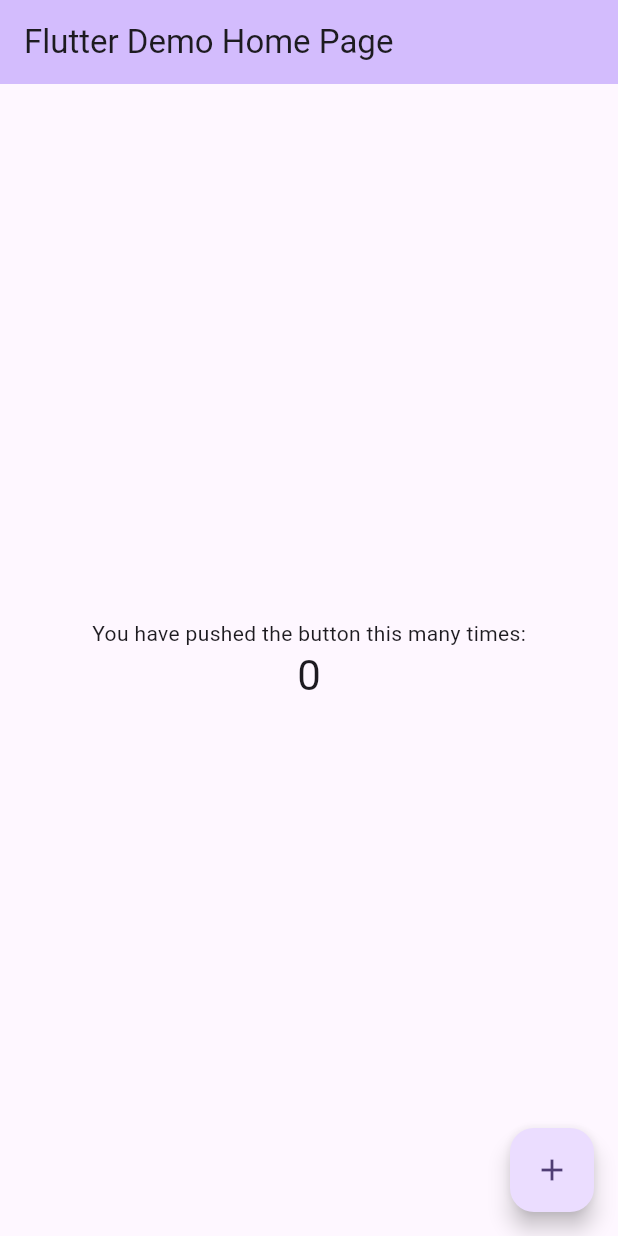
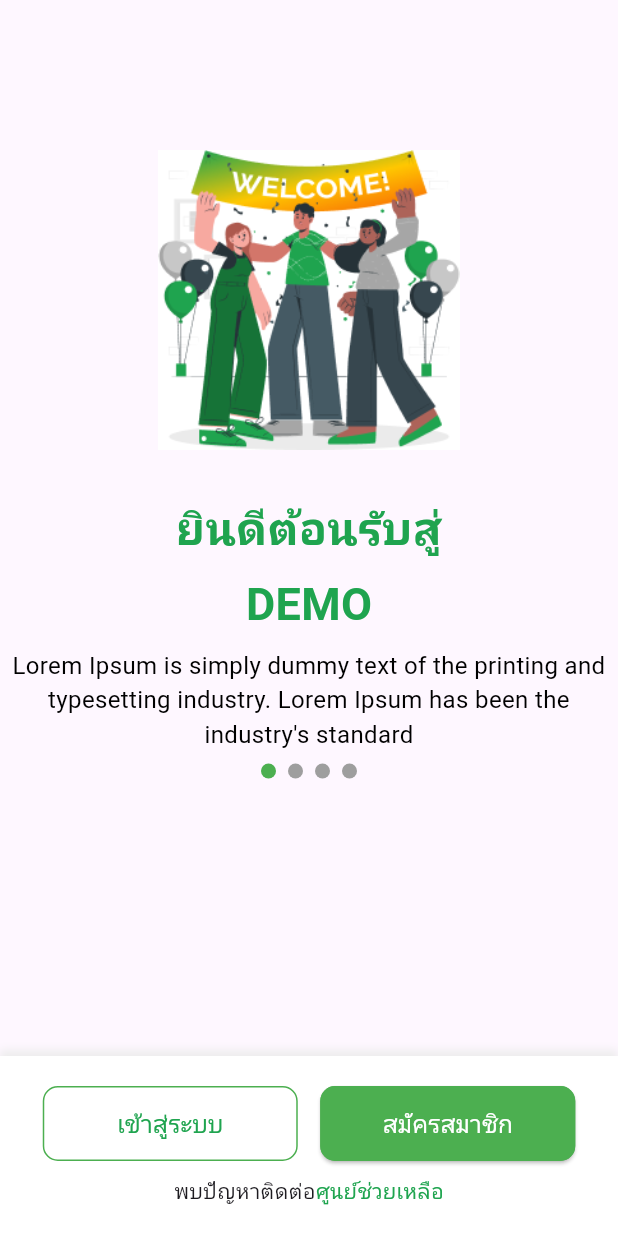
Before and after one commit to Hippo-Po/demo_app, a Flutter app: the screen it shows after launch, on a phone screen of 412 x 824 dp. Run offline on Flutter 3.47's test engine with Material 2 defaults, Android fonts, the light colour scheme and no system bars; drawn by our look-alikes of smooth_page_indicator; our stand-ins replace google_fonts; Roboto replaces fonts that are missing (Kanit).

Commit message:
First Commit

```diff
--- /dev/null
+++ b/lib/home_page.dart
@@ -0,0 +1,144 @@
+import 'package:demo_app/log_in_screen/login_page.dart';
+import 'package:demo_app/styles/styles.dart';
+import 'package:flutter/material.dart';
+import 'package:smooth_page_indicator/smooth_page_indicator.dart';
+
+class MyHomePage extends StatelessWidget {
+  const MyHomePage({super.key});
+
+  @override
+  Widget build(BuildContext context) {
+    final controller = PageController(viewportFraction: 0.8, keepPage: true);
+
+    return Scaffold(
+      body: SafeArea(
+        child: Column(
+          children: [
+            Align(
+              alignment: Alignment.center,
+              child: Padding(
+                padding: const EdgeInsets.only(top: 100),
+                child: Image.asset(
+                  'assets/images/img.png',
+                  width: 400,
+                  height: 200,
+                ),
+              ),
+            ),
+            Padding(
+              padding: const EdgeInsets.only(top: 30),
+              child: Text(
+                "ยินดีต้อนรับสู่",
+                style: primaryTextStyle,
+              ),
+            ),
+            Padding(
+              padding: const EdgeInsets.only(top: 8.0),
+              child: Text(
+                "DEMO",
+                style: primaryTextStyle,
+              ),
+            ),
+            Padding(
+              padding: const EdgeInsets.all(8.0),
+              child: Text(
+                "Lorem Ipsum is simply dummy text of the printing and typesetting industry. Lorem Ipsum has been the industry's standard",
+                style: secondaryTextStyle,
+                textAlign: TextAlign.center,
+              ),
+            ),
+            SmoothPageIndicator(
+                controller: controller, // PageController
+                count: 4,
+                effect: const WormEffect(
+                  dotColor: Colors.grey,
+                  dotHeight: 10,
+                  dotWidth: 10,
+                  activeDotColor: Colors.green,
+                ), // your preferred effect
+                onDotClicked: (index) {}),
+            const Spacer(
+              flex: 1,
+            ),
+            Container(
+              alignment: Alignment.topCenter,
+              width: double.maxFinite,
+              height: 120,
+              decoration: const BoxDecoration(
+                color: Colors.white,
+                boxShadow: [
+                  BoxShadow(
+                    color: Color(0xFFEDEDED),
+                    blurRadius: 4,
+                    offset: Offset(0, -4),
+                    spreadRadius: 0,
+                  ),
+                ],
+              ),
+              child: Padding(
+                padding: const EdgeInsets.only(top: 20),
+                child: Column(
+                  children: [
+                    Row(
+                      mainAxisAlignment: MainAxisAlignment.center,
+                      children: [
+                        SizedBox(
+                          width: 170.0,
+                          height: 50,
+                          child: TextButton(
+                            onPressed: () {},
+                            style: flatButtonStyle,
+                            child: Text(
+                              'เข้าสู่ระบบ',
+                              style: flatButtonTextStyle,
+                            ),
+                          ),
+                        ),
+                        const SizedBox(
+                          width: 15,
+                        ),
+                        SizedBox(
+                          width: 170.0,
+                          height: 50,
+                          child: ElevatedButton(
+                            onPressed: () => Navigator.push(
+                              context,
+                              MaterialPageRoute(
+                                builder: (context) => const LoginPage(),
+                              ),
+                            ),
+                            style: elevatedButtonStyle,
+                            child: Text(
+                              'สมัครสมาชิก',
+                              style: elevatedButtonTextStyle,
+                            ),
+                          ),
+                        ),
+                      ],
+                    ),
+                    Padding(
+                      padding: const EdgeInsets.only(top: 10),
+                      child: Text.rich(
+                        TextSpan(
+                          children: [
+                            const TextSpan(
+                              text: 'พบปัญหาติดต่อ',
+                            ),
+                            TextSpan(
+                              text: 'ศูนย์ช่วยเหลือ',
+                              style: spanTextStyle,
+                            ),
+                          ],
+                        ),
+                      ),
+                    )
+                  ],
+                ),
+              ),
+            ),
+          ],
+        ),
+      ),
+    );
+  }
+}
--- /dev/null
+++ b/lib/log_in_screen/login_page.dart
@@ -0,0 +1,23 @@
+import 'package:demo_app/styles/styles.dart';
+import 'package:flutter/material.dart';
+
+class LoginPage extends StatelessWidget {
+  const LoginPage({super.key});
+
+  @override
+  Widget build(BuildContext context) {
+    return Scaffold(
+      appBar: AppBar(
+        backgroundColor: const Color(kAppBarBackGroundColor),
+        leading: const BackButton(
+          color: kAppBarTextAndArrowColor,
+        ),
+        centerTitle: true,
+        title: Text(
+          'สมัครสมาชิก',
+          style: appBarTextStyle,
+        ),
+      ),
+    );
+  }
+}
--- a/lib/main.dart
+++ b/lib/main.dart
@@ -1,3 +1,5 @@
+import 'package:demo_app/home_page.dart';
+import 'package:demo_app/styles/styles.dart';
 import 'package:flutter/material.dart';
 
 void main() {
@@ -10,115 +12,12 @@ class MyApp extends StatelessWidget {
   @override
   Widget build(BuildContext context) {
     return MaterialApp(
-      title: 'Flutter Demo',
+      debugShowCheckedModeBanner: false,
+      title: 'Demo App',
       theme: ThemeData(
-        // This is the theme of your application.
-        //
-        // TRY THIS: Try running your application with "flutter run". You'll see
-        // the application has a blue toolbar. Then, without quitting the app,
-        // try changing the seedColor in the colorScheme below to Colors.green
-        // and then invoke "hot reload" (save your changes or press the "hot
-        // reload" button in a Flutter-supported IDE, or press "r" if you used
-        // the command line to start the app).
-        //
-        // Notice that the counter didn't reset back to zero; the application
-        // state is not lost during the reload. To reset the state, use hot
-        // restart instead.
-        //
-        // This works for code too, not just values: Most code changes can be
-        // tested with just a hot reload.
-        colorScheme: ColorScheme.fromSeed(seedColor: Colors.deepPurple),
         useMaterial3: true,
       ),
-      home: const MyHomePage(title: 'Flutter Demo Home Page'),
+      home: const MyHomePage(),
     );
   }
 }
-
-class MyHomePage extends StatefulWidget {
-  const MyHomePage({super.key, required this.title});
-
-  // This widget is the home page of your application. It is stateful, meaning
-  // that it has a State object (defined below) that contains fields that affect
-  // how it looks.
-
-  // This class is the configuration for the state. It holds the values (in this
-  // case the title) provided by the parent (in this case the App widget) and
-  // used by the build method of the State. Fields in a Widget subclass are
-  // always marked "final".
-
-  final String title;
-
-  @override
-  State<MyHomePage> createState() => _MyHomePageState();
-}
-
-class _MyHomePageState extends State<MyHomePage> {
-  int _counter = 0;
-
-  void _incrementCounter() {
-    setState(() {
-      // This call to setState tells the Flutter framework that something has
-      // changed in this State, which causes it to rerun the build method below
-      // so that the display can reflect the updated values. If we changed
-      // _counter without calling setState(), then the build method would not be
-      // called again, and so nothing would appear to happen.
-      _counter++;
-    });
-  }
-
-  @override
-  Widget build(BuildContext context) {
-    // This method is rerun every time setState is called, for instance as done
-    // by the _incrementCounter method above.
-    //
-    // The Flutter framework has been optimized to make rerunning build methods
-    // fast, so that you can just rebuild anything that needs updating rather
-    // than having to individually change instances of widgets.
-    return Scaffold(
-      appBar: AppBar(
-        // TRY THIS: Try changing the color here to a specific color (to
-        // Colors.amber, perhaps?) and trigger a hot reload to see the AppBar
-        // change color while the other colors stay the same.
-        backgroundColor: Theme.of(context).colorScheme.inversePrimary,
-        // Here we take the value from the MyHomePage object that was created by
-        // the App.build method, and use it to set our appbar title.
-        title: Text(widget.title),
-      ),
-      body: Center(
-        // Center is a layout widget. It takes a single child and positions it
-        // in the middle of the parent.
-        child: Column(
-          // Column is also a layout widget. It takes a list of children and
-          // arranges them vertically. By default, it sizes itself to fit its
-          // children horizontally, and tries to be as tall as its parent.
-          //
-          // Column has various properties to control how it sizes itself and
-          // how it positions its children. Here we use mainAxisAlignment to
-          // center the children vertically; the main axis here is the vertical
-          // axis because Columns are vertical (the cross axis would be
-          // horizontal).
-          //
-          // TRY THIS: Invoke "debug painting" (choose the "Toggle Debug Paint"
-          // action in the IDE, or press "p" in the console), to see the
-          // wireframe for each widget.
-          mainAxisAlignment: MainAxisAlignment.center,
-          children: <Widget>[
-            const Text(
-              'You have pushed the button this many times:',
-            ),
-            Text(
-              '$_counter',
-              style: Theme.of(context).textTheme.headlineMedium,
-            ),
-          ],
-        ),
-      ),
-      floatingActionButton: FloatingActionButton(
-        onPressed: _incrementCounter,
-        tooltip: 'Increment',
-        child: const Icon(Icons.add),
-      ), // This trailing comma makes auto-formatting nicer for build methods.
-    );
-  }
-}
--- /dev/null
+++ b/lib/styles/styles.dart
@@ -0,0 +1,86 @@
+import 'package:flutter/material.dart';
+import 'package:google_fonts/google_fonts.dart';
+
+//ColorsForProjects
+const kPrimaryTextColors = (0xFF1FA44F);
+const kSecondaryTextColors = Colors.black;
+
+const kFlatButtonTextColors = (0xFF1FA44F);
+const kElevatedButtonTextColors = Colors.white;
+
+Color kElevatedButtonColors = Colors.green.shade500;
+const kSpanTextStyle = (0xFF1FA44F);
+
+//AppBar
+const kAppBarBackGroundColor = (0xFF1FA44F);
+const kAppBarTextAndArrowColor = Colors.white;
+
+//PrimaryTextStyle
+TextStyle primaryTextStyle = GoogleFonts.kanit(
+  textStyle: const TextStyle(
+    fontSize: 30,
+    fontWeight: FontWeight.w600,
+    color: Color(kPrimaryTextColors),
+  ),
+);
+
+//SecondaryTextStyle
+TextStyle secondaryTextStyle = GoogleFonts.kanit(
+  textStyle: const TextStyle(
+    fontSize: 16,
+    fontWeight: FontWeight.w400,
+    color: kSecondaryTextColors,
+  ),
+);
+
+ButtonStyle flatButtonStyle = ButtonStyle(
+    shape: MaterialStateProperty.all<RoundedRectangleBorder>(
+        RoundedRectangleBorder(
+            borderRadius: BorderRadius.circular(10.0),
+            side: const BorderSide(color: Colors.green))));
+
+TextStyle flatButtonTextStyle = GoogleFonts.kanit(
+  textStyle: const TextStyle(
+    color: Color(kFlatButtonTextColors),
+    fontSize: 16,
+    fontFamily: 'Kanit',
+    fontWeight: FontWeight.w500,
+  ),
+);
+ButtonStyle elevatedButtonStyle = ButtonStyle(
+  backgroundColor: MaterialStatePropertyAll<Color>(kElevatedButtonColors),
+  shape: MaterialStateProperty.all<RoundedRectangleBorder>(
+    RoundedRectangleBorder(
+      borderRadius: BorderRadius.circular(10.0),
+      side: const BorderSide(color: Colors.green),
+    ),
+  ),
+);
+
+TextStyle elevatedButtonTextStyle = GoogleFonts.kanit(
+  textStyle: const TextStyle(
+    color: kElevatedButtonTextColors,
+    fontSize: 16,
+    fontFamily: 'Kanit',
+    fontWeight: FontWeight.w500,
+  ),
+);
+
+TextStyle spanTextStyle = GoogleFonts.kanit(
+  textStyle: const TextStyle(
+    color: Color(kSpanTextStyle),
+    fontSize: 14,
+    fontFamily: 'Kanit',
+    fontWeight: FontWeight.w500,
+  ),
+);
+
+//AppBarTextStyle
+TextStyle appBarTextStyle=GoogleFonts.kanit(
+  textStyle: const TextStyle(
+    color: kAppBarTextAndArrowColor,
+    fontSize: 18,
+    fontFamily: 'Kanit',
+    fontWeight: FontWeight.w600,
+  ),
+);
```
Also changed, not shown: pubspec.yaml (+30 -17 lines), assets/images/demo-img.png (added), assets/images/img.png (added), pubspec.lock, 28 other files.
